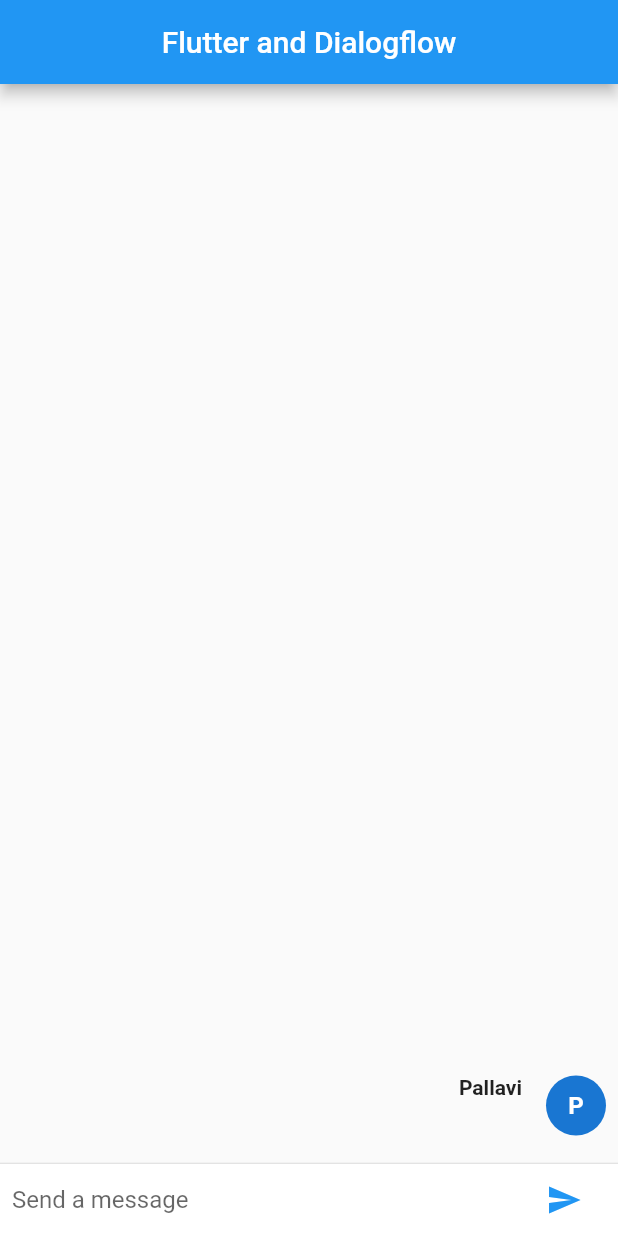
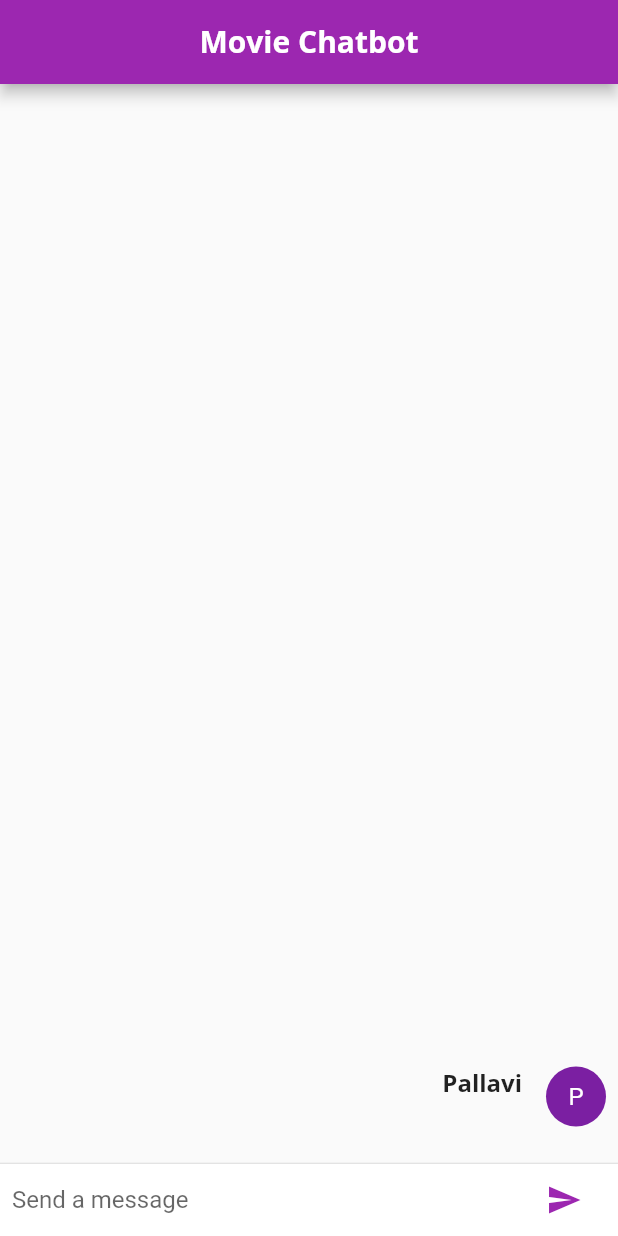
Before and after one commit to pallavijoshi44/movie_chatbot, a Flutter app: the screen it shows after launch, after a tap on the "send" icon, on a phone screen of 412 x 824 dp. Run offline on Flutter 3.47's test engine with Material 2 defaults, Android fonts, the phone set to English and light mode, and no system bars; our stand-ins replace carousel_slider, multi_select_flutter; missing offline and left inert: dash_chat, flutter_dialogflow.

Commit message:
Update layout/ font of chat messages

```diff
--- a/lib/main.dart
+++ b/lib/main.dart
@@ -16,10 +16,26 @@ class ChatBot extends StatelessWidget {
   @override
   Widget build(BuildContext context) {
     return MaterialApp(
-      title: 'ChatBot flow flutter',
+      title: 'Movie Chatbot',
       theme: ThemeData(
-        primarySwatch: Colors.blue,
-      ),
+          primarySwatch: Colors.purple,
+          errorColor: Colors.red,
+          textTheme: ThemeData.light().textTheme.copyWith(
+              title: TextStyle(
+                  fontFamily: 'OpenSans',
+                  fontSize: 16,
+                  fontWeight: FontWeight.bold),
+              headline: TextStyle(
+                  fontFamily: 'OpenSans',
+                  fontSize: 14),
+              button: TextStyle(color: Colors.white)),
+          appBarTheme: AppBarTheme(
+              textTheme: ThemeData.light().textTheme.copyWith(
+                    title: TextStyle(
+                        fontFamily: 'OpenSans',
+                        fontSize: 20,
+                        fontWeight: FontWeight.bold),
+                  ))),
       home: ChatBotFlow(title: 'ChatBotFlow Home Page'),
     );
   }
@@ -162,7 +178,7 @@ class _ChatBotFlowState extends State<ChatBotFlow> {
     return new Scaffold(
       appBar: new AppBar(
         centerTitle: true,
-        title: new Text("Flutter and Dialogflow"),
+        title: new Text("Movie Chatbot"),
       ),
       body: Column(children: <Widget>[
         Flexible(
--- a/lib/widget/chat_message.dart
+++ b/lib/widget/chat_message.dart
@@ -1,3 +1,4 @@
+import 'package:dash_chat/dash_chat.dart';
 import 'package:flutter/material.dart';
 
 class ChatMessage extends StatelessWidget {
@@ -17,15 +18,22 @@ class ChatMessage extends StatelessWidget {
           child: new Column(
         crossAxisAlignment: CrossAxisAlignment.start,
         children: <Widget>[
-            new Text(this.name,
-                style: new TextStyle(fontWeight: FontWeight.bold)),
+          new Text(this.name, style: Theme.of(context).textTheme.title),
           new Container(
+            decoration: BoxDecoration(
+              color: Colors.amber,
+              borderRadius: BorderRadius.only(
+                topRight: Radius.circular(25),
+                topLeft: Radius.circular(25),
+                bottomLeft: Radius.circular(25),
+              ),
+            ),
             margin: const EdgeInsets.only(top: 5.0),
-              child: new Text(text),
+            padding: const EdgeInsets.all(15),
+            child: new Text(text, style: Theme.of(context).textTheme.headline),
           ),
         ],
-        ),
-      ),
+      )),
     ];
   }
 
@@ -35,11 +43,11 @@ class ChatMessage extends StatelessWidget {
         child: new Column(
           crossAxisAlignment: CrossAxisAlignment.end,
           children: <Widget>[
-            new Text(this.name,
-                style: new TextStyle(fontWeight: FontWeight.bold)),
+            new Text(this.name, style: Theme.of(context).textTheme.title),
             new Container(
               margin: const EdgeInsets.only(top: 5.0),
-              child: new Text(text),
+              child:
+                  new Text(text, style: Theme.of(context).textTheme.headline),
             ),
           ],
         ),
@@ -47,10 +55,8 @@ class ChatMessage extends StatelessWidget {
       new Container(
         margin: const EdgeInsets.only(left: 16.0),
         child: new CircleAvatar(
-            child: new Text(
-          this.name[0],
-          style: new TextStyle(fontWeight: FontWeight.bold),
-        )),
+          child: new Text(this.name[0]),
+        ),
       ),
     ];
   }
```
Also changed, not shown: lib/widget/multi_select.dart (+12 -3 lines), pubspec.yaml (+11 -11 lines), assets/fonts/OpenSans-Bold.ttf (added), assets/fonts/OpenSans-BoldItalic.ttf (added), assets/fonts/OpenSans-ExtraBold.ttf (added), assets/fonts/OpenSans-ExtraBoldItalic.ttf (added), assets/fonts/OpenSans-Italic.ttf (added), assets/fonts/OpenSans-Light.ttf (added), assets/fonts/OpenSans-LightItalic.ttf (added), assets/fonts/OpenSans-Regular.ttf (added), assets/fonts/OpenSans-SemiBold.ttf (added), assets/fonts/OpenSans-SemiBoldItalic.ttf (added), assets/fonts/Quicksand-Bold.ttf (added), assets/fonts/Quicksand-Light.ttf (added), 3 more files. Lines whose indentation alone changed are shown as unchanged.
